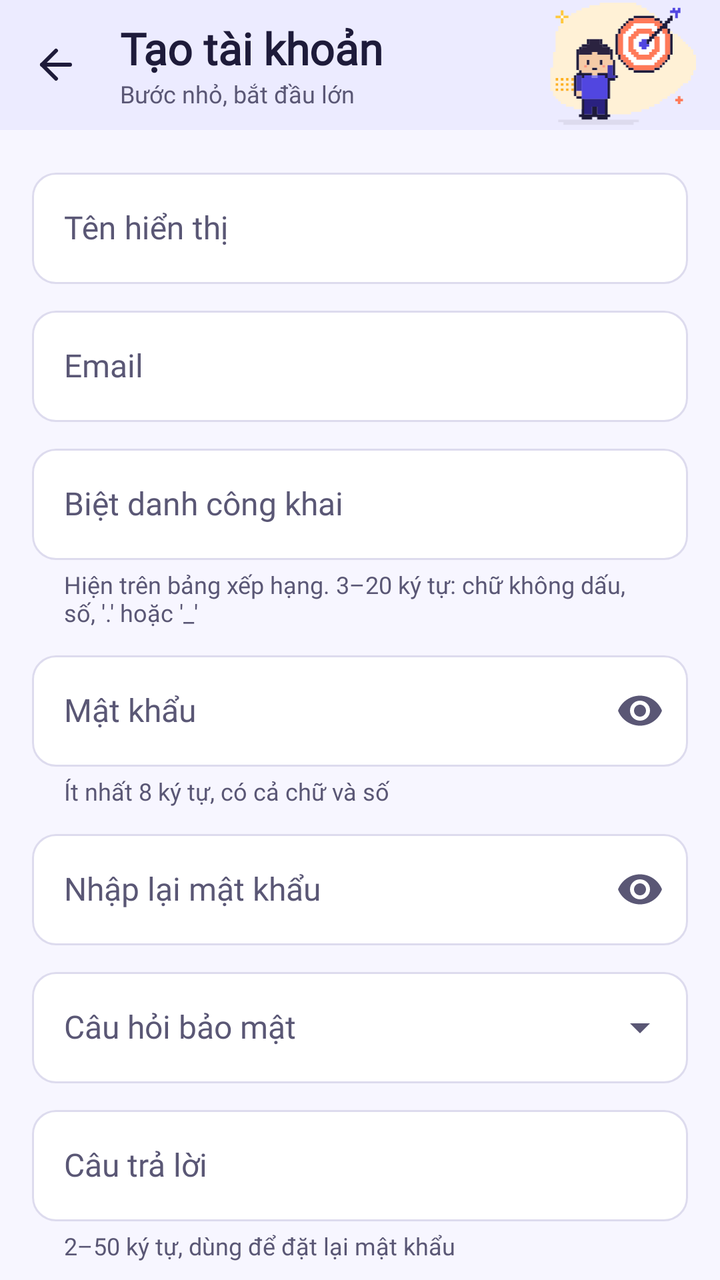
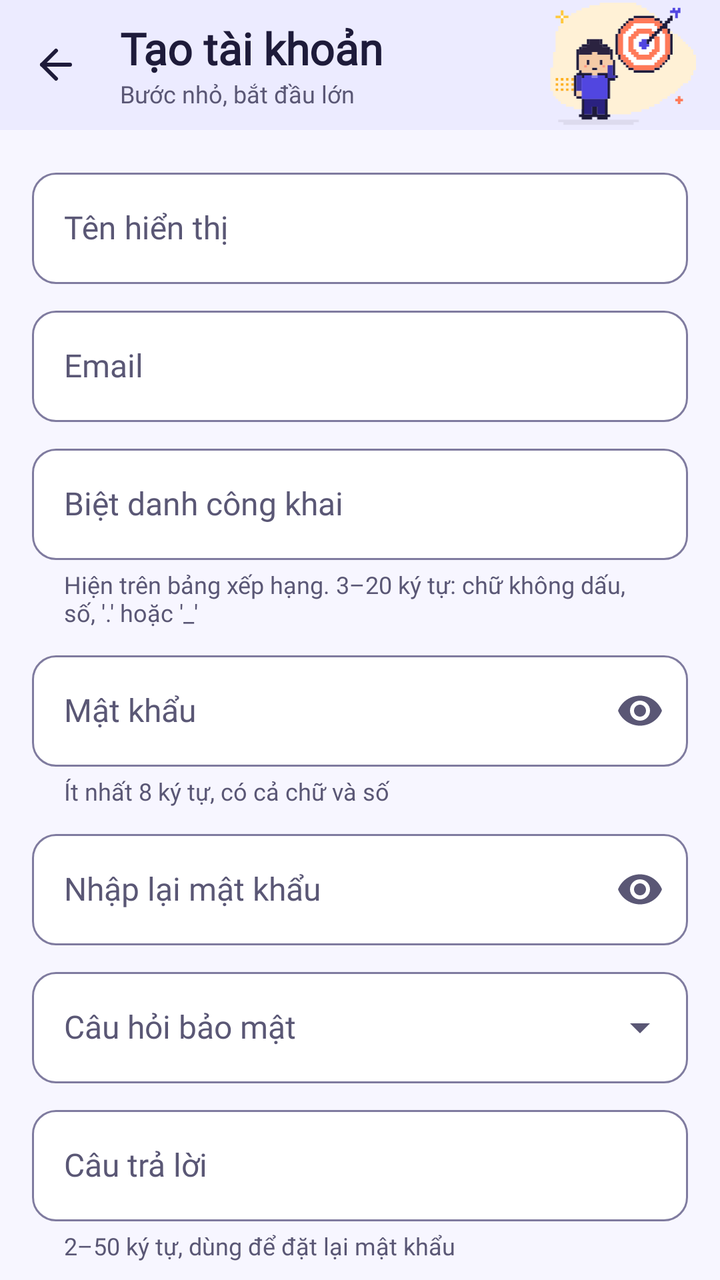

An Android layout rendered at two revisions. The XML below is the earlier revision; the diff shows what the commit changed to produce the second picture.
<!-- AndroidManifest.xml: application theme Theme.LearningE -->
<!-- res/layout/fragment_register.xml -->
<?xml version="1.0" encoding="utf-8"?>
<LinearLayout xmlns:android="http://schemas.android.com/apk/res/android"
    xmlns:app="http://schemas.android.com/apk/res-auto"
    android:layout_width="match_parent"
    android:layout_height="match_parent"
    android:orientation="vertical">

    <LinearLayout
        android:id="@+id/header_register"
        android:layout_width="match_parent"
        android:layout_height="wrap_content"
        android:background="@color/primary_container"
        android:gravity="center_vertical"
        android:orientation="horizontal">

        <com.google.android.material.appbar.MaterialToolbar
            android:id="@+id/toolbar_register"
            android:layout_width="0dp"
            android:layout_height="wrap_content"
            android:layout_weight="1"
            app:navigationContentDescription="@string/common_back"
            app:navigationIcon="@drawable/ic_arrow_left"
            app:subtitle="@string/register_subtitle"
            app:title="@string/register_title" />

        <ImageView
            android:layout_width="@dimen/header_art_width"
            android:layout_height="@dimen/header_art_height"
            android:layout_marginEnd="@dimen/space_3"
            android:importantForAccessibility="no"
            app:srcCompat="@drawable/ill_onboarding_goal" />
    </LinearLayout>

    <androidx.core.widget.NestedScrollView
        android:layout_width="match_parent"
        android:layout_height="0dp"
        android:layout_weight="1">

        <LinearLayout
            android:layout_width="match_parent"
            android:layout_height="wrap_content"
            android:orientation="vertical"
            android:padding="@dimen/space_4">

            <com.learninge.app.ui.common.FeedbackBannerView
                android:id="@+id/banner_register"
                android:layout_width="match_parent"
                android:layout_height="wrap_content"
                android:layout_marginBottom="@dimen/space_3"
                android:visibility="gone" />

            <com.google.android.material.textfield.TextInputLayout
                android:id="@+id/til_display_name"
                style="@style/Widget.LearningE.TextField"
                android:layout_width="match_parent"
                android:layout_height="wrap_content"
                android:hint="@string/register_display_name">

                <com.google.android.material.textfield.TextInputEditText
                    android:id="@+id/et_display_name"
                    android:layout_width="match_parent"
                    android:layout_height="wrap_content"
                    android:autofillHints="name"
                    android:inputType="textPersonName|textCapWords"
                    android:maxLength="30" />
            </com.google.android.material.textfield.TextInputLayout>

            <com.google.android.material.textfield.TextInputLayout
                android:id="@+id/til_email"
                style="@style/Widget.LearningE.TextField"
                android:layout_width="match_parent"
                android:layout_height="wrap_content"
                android:layout_marginTop="@dimen/space_2"
                android:hint="@string/login_email">

                <com.google.android.material.textfield.TextInputEditText
                    android:id="@+id/et_email"
                    android:layout_width="match_parent"
                    android:layout_height="wrap_content"
                    android:autofillHints="emailAddress"
                    android:inputType="textEmailAddress"
                    android:maxLength="254" />
            </com.google.android.material.textfield.TextInputLayout>

            <com.google.android.material.textfield.TextInputLayout
                android:id="@+id/til_nickname"
                style="@style/Widget.LearningE.TextField"
                android:layout_width="match_parent"
                android:layout_height="wrap_content"
                android:layout_marginTop="@dimen/space_2"
                android:hint="@string/register_nickname"
                app:helperText="@string/register_nickname_hint">

                <com.google.android.material.textfield.TextInputEditText
                    android:id="@+id/et_nickname"
                    android:layout_width="match_parent"
                    android:layout_height="wrap_content"
                    android:autofillHints="username"
                    android:inputType="textNoSuggestions"
                    android:maxLength="20" />
            </com.google.android.material.textfield.TextInputLayout>

            <com.google.android.material.textfield.TextInputLayout
                android:id="@+id/til_password"
                style="@style/Widget.LearningE.TextField"
                android:layout_width="match_parent"
                android:layout_height="wrap_content"
                android:layout_marginTop="@dimen/space_2"
                android:hint="@string/login_password"
                app:endIconContentDescription="@string/login_show_password"
                app:endIconMode="password_toggle"
                app:errorIconDrawable="@null"
                app:helperText="@string/register_password_hint">

                <com.google.android.material.textfield.TextInputEditText
                    android:id="@+id/et_password"
                    android:layout_width="match_parent"
                    android:layout_height="wrap_content"
                    android:autofillHints="newPassword"
                    android:inputType="textPassword"
                    android:maxLength="64" />
            </com.google.android.material.textfield.TextInputLayout>

            <com.google.android.material.textfield.TextInputLayout
                android:id="@+id/til_confirm"
                style="@style/Widget.LearningE.TextField"
                android:layout_width="match_parent"
                android:layout_height="wrap_content"
                android:layout_marginTop="@dimen/space_2"
                android:hint="@string/register_confirm"
                app:endIconContentDescription="@string/login_show_password"
                app:endIconMode="password_toggle"
                app:errorIconDrawable="@null">

                <com.google.android.material.textfield.TextInputEditText
                    android:id="@+id/et_confirm"
                    android:layout_width="match_parent"
                    android:layout_height="wrap_content"
                    android:autofillHints="newPassword"
                    android:inputType="textPassword"
                    android:maxLength="64" />
            </com.google.android.material.textfield.TextInputLayout>

            <com.google.android.material.textfield.TextInputLayout
                android:id="@+id/til_question"
                style="@style/Widget.LearningE.Dropdown"
                android:layout_width="match_parent"
                android:layout_height="wrap_content"
                android:layout_marginTop="@dimen/space_2"
                android:hint="@string/register_question">

                <com.google.android.material.textfield.MaterialAutoCompleteTextView
                    android:id="@+id/act_question"
                    android:layout_width="match_parent"
                    android:layout_height="wrap_content"
                    android:inputType="none" />
            </com.google.android.material.textfield.TextInputLayout>

            <com.google.android.material.textfield.TextInputLayout
                android:id="@+id/til_answer"
                style="@style/Widget.LearningE.TextField"
                android:layout_width="match_parent"
                android:layout_height="wrap_content"
                android:layout_marginTop="@dimen/space_2"
                android:hint="@string/register_answer"
                app:helperText="@string/register_answer_hint">

                <com.google.android.material.textfield.TextInputEditText
                    android:id="@+id/et_answer"
                    android:layout_width="match_parent"
                    android:layout_height="wrap_content"
                    android:importantForAutofill="no"
                    android:inputType="text"
                    android:maxLength="50" />
            </com.google.android.material.textfield.TextInputLayout>

            <com.google.android.material.button.MaterialButton
                android:id="@+id/btn_register"
                style="@style/Widget.LearningE.Button.Large"
                android:layout_width="match_parent"
                android:layout_height="wrap_content"
                android:layout_marginTop="@dimen/space_4"
                android:text="@string/register_submit" />
        </LinearLayout>
    </androidx.core.widget.NestedScrollView>
</LinearLayout>
<!-- resources referenced by this layout -->
<resources>
  <style name="Theme.LearningE" parent="Theme.Material3.Light.NoActionBar">
          <item name="colorPrimary">@color/primary</item>
          <item name="colorOnPrimary">@color/on_primary</item>
          <item name="colorPrimaryContainer">@color/primary_container</item>
          <item name="colorOnPrimaryContainer">@color/on_primary_container</item>
          <item name="colorSecondary">@color/accent</item>
          <item name="colorOnSecondary">@color/on_accent</item>
          <item name="colorSecondaryContainer">@color/primary_container</item>
          <item name="colorOnSecondaryContainer">@color/on_primary_container</item>
          <item name="colorTertiary">@color/sun</item>
          <item name="colorOnTertiary">@color/on_sun</item>
          <item name="android:colorBackground">@color/background</item>
          <item name="colorOnBackground">@color/on_surface</item>
          <item name="colorSurface">@color/surface</item>
          <item name="colorOnSurface">@color/on_surface</item>
          <item name="colorSurfaceVariant">@color/surface_variant</item>
          <item name="colorOnSurfaceVariant">@color/on_surface_variant</item>
          <item name="colorSurfaceContainer">@color/surface</item>
          <item name="colorSurfaceContainerHigh">@color/surface</item>
          <item name="colorSurfaceContainerHighest">@color/surface_variant</item>
          <item name="colorSurfaceContainerLow">@color/surface</item>
          <item name="colorOutline">@color/outline</item>
          <item name="colorOutlineVariant">@color/outline</item>
          <item name="colorError">@color/error</item>
          <item name="colorErrorContainer">@color/error_container</item>
          <item name="colorOnErrorContainer">@color/error</item>
  
          <item name="textAppearanceDisplayMedium">@style/TextAppearance.LearningE.DisplayNum</item>
          <item name="textAppearanceDisplaySmall">@style/TextAppearance.LearningE.Display</item>
          <item name="textAppearanceHeadlineMedium">@style/TextAppearance.LearningE.Headline</item>
          <item name="textAppearanceTitleLarge">@style/TextAppearance.LearningE.TitleL</item>
          <item name="textAppearanceTitleMedium">@style/TextAppearance.LearningE.TitleM</item>
          <item name="textAppearanceTitleSmall">@style/TextAppearance.LearningE.Label</item>
          <item name="textAppearanceHeadlineSmall">@style/TextAppearance.LearningE.TitleL</item>
          <item name="textAppearanceBodySmall">@style/TextAppearance.LearningE.Caption</item>
          <item name="textAppearanceBodyLarge">@style/TextAppearance.LearningE.BodyL</item>
          <item name="textAppearanceBodyMedium">@style/TextAppearance.LearningE.BodyM</item>
          <item name="textAppearanceLabelLarge">@style/TextAppearance.LearningE.Label</item>
          <item name="textAppearanceLabelMedium">@style/TextAppearance.LearningE.Caption</item>
          <item name="textAppearanceLabelSmall">@style/TextAppearance.LearningE.Overline</item>
  
          
          <item name="elevationOverlayEnabled">false</item>
          <item name="android:statusBarColor">@android:color/transparent</item>
          <item name="android:windowLightStatusBar">true</item>
          <item name="materialButtonStyle">@style/Widget.LearningE.Button</item>
          <item name="materialCardViewStyle">@style/Widget.LearningE.Card</item>
          <item name="textInputStyle">@style/Widget.LearningE.TextField</item>
          <item name="toolbarStyle">@style/Widget.LearningE.Toolbar</item>
          <item name="linearProgressIndicatorStyle">@style/Widget.LearningE.Progress</item>
      </style>
  <style name="Widget.LearningE.Card" parent="Widget.Material3.CardView.Elevated">
          <item name="cardBackgroundColor">@color/surface</item>
          <item name="cardElevation">@dimen/elevation_1</item>
          <item name="shapeAppearance">@style/ShapeAppearance.LearningE.Large</item>
      </style>
  <style name="Widget.LearningE.Progress" parent="Widget.Material3.LinearProgressIndicator">
          <item name="trackThickness">@dimen/progress_thickness</item>
          <item name="trackCornerRadius">@dimen/space_1</item>
          <item name="trackColor">@color/surface_variant</item>
          <item name="trackStopIndicatorSize">0dp</item>
      </style>
  <dimen name="elevation_1">1dp</dimen>
  <!-- unchanged entries left out for length: 63 -->
</resources>

<!-- the commit's change to res/layout/fragment_register.xml (unified diff, before → after) -->
@@ -39,6 +39,7 @@
         <LinearLayout
             android:layout_width="match_parent"
             android:layout_height="wrap_content"
+            android:clipToPadding="false"
             android:orientation="vertical"
             android:padding="@dimen/space_4">
 
<!-- resource entries referenced after the edit -->
@@ -21,7 +21,7 @@
           <item name="colorSurfaceContainerHigh">@color/surface</item>
           <item name="colorSurfaceContainerHighest">@color/surface_variant</item>
           <item name="colorSurfaceContainerLow">@color/surface</item>
-          <item name="colorOutline">@color/outline</item>
+          <item name="colorOutline">@color/outline_strong</item>
           <item name="colorOutlineVariant">@color/outline</item>
           <item name="colorError">@color/error</item>
           <item name="colorErrorContainer">@color/error_container</item>
@@ -51,18 +51,22 @@
           <item name="toolbarStyle">@style/Widget.LearningE.Toolbar</item>
           <item name="linearProgressIndicatorStyle">@style/Widget.LearningE.Progress</item>
       </style>
+  <color name="outline_strong">#7F7B9F</color>
   <style name="Widget.LearningE.Card" parent="Widget.Material3.CardView.Elevated">
           <item name="cardBackgroundColor">@color/surface</item>
-          <item name="cardElevation">@dimen/elevation_1</item>
+          <item name="cardElevation">@dimen/elevation_2</item>
+          <item name="strokeColor">@color/outline</item>
+          <item name="strokeWidth">@dimen/stroke_card</item>
           <item name="shapeAppearance">@style/ShapeAppearance.LearningE.Large</item>
       </style>
   <style name="Widget.LearningE.Progress" parent="Widget.Material3.LinearProgressIndicator">
           <item name="trackThickness">@dimen/progress_thickness</item>
           <item name="trackCornerRadius">@dimen/space_1</item>
-          <item name="trackColor">@color/surface_variant</item>
+          <item name="trackColor">@color/outline</item>
           <item name="trackStopIndicatorSize">0dp</item>
       </style>
-  <dimen name="elevation_1">1dp</dimen>
+  <dimen name="elevation_2">3dp</dimen>
+  <dimen name="stroke_card">1dp</dimen>
   <!-- unchanged entries left out for length: 63 -->
 </resources>
 
